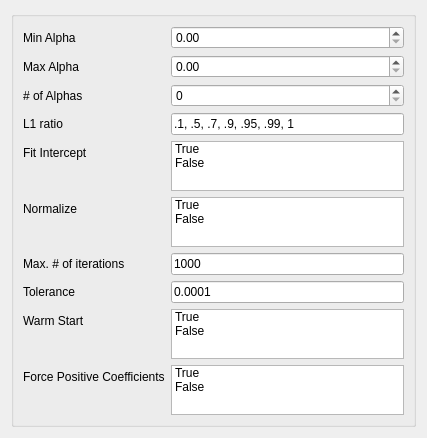
This is ui/cv_ElasticNet.ui in tthatcher95/PyHAT_Point_Spectra_GUI as Qt 5 draws it before an edit. The edited form follows.
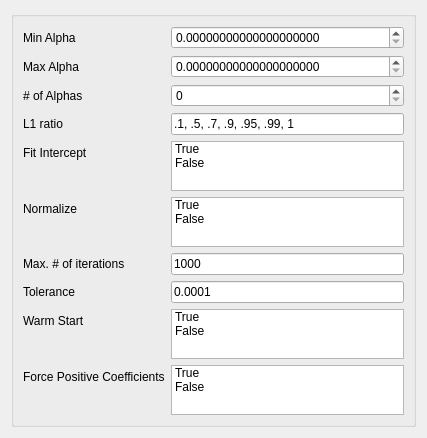
This is the edited form.

Commit message: Make Lasso and related handle more decimals for alpha

The edit to the form file:
```diff
--- a/ui/cv_ElasticNet.ui
+++ b/ui/cv_ElasticNet.ui
@@ -207,6 +207,9 @@
       </item>
       <item row="1" column="1">
        <widget class="QDoubleSpinBox" name="maxalpha_spin">
+        <property name="decimals">
+         <number>20</number>
+        </property>
         <property name="maximum">
          <double>999999999.000000000000000</double>
         </property>
@@ -214,6 +217,9 @@
       </item>
       <item row="0" column="1">
        <widget class="QDoubleSpinBox" name="minalpha_spin">
+        <property name="decimals">
+         <number>20</number>
+        </property>
         <property name="maximum">
          <double>999999999.000000000000000</double>
         </property>
```
The commit also changes 14 other files.
